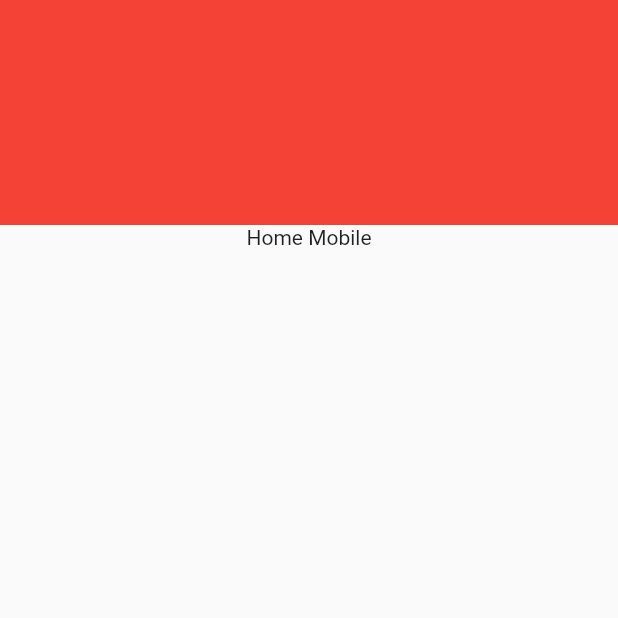
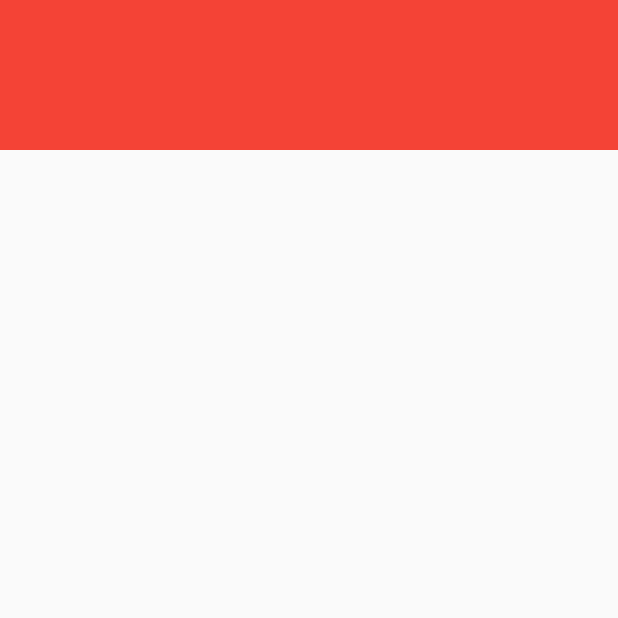
Before and after one commit to Horizontal-Network/japan-gateway, a Flutter app: the screen it shows after launch, on a phone screen of 412 x 824 dp, the top half of it. Run offline on Flutter 3.47's test engine with Material 2 defaults, Android fonts, the phone set to English and light mode, and no system bars; our stand-ins replace go_router; Roboto replaces fonts that are missing (M_PLUS_1).

Commit message:
Refactored Layouts

```diff
--- a/lib/layout.dart
+++ /dev/null
@@ -1,22 +0,0 @@
-import 'package:flutter/material.dart';
-import 'package:japangateway/widgets/header/header.dart';
-
-class Layout extends StatelessWidget {
-  const Layout({
-    Key? key,
-    required this.child,
-  }) : super(key: key);
-
-  final Widget child;
-
-  @override
-  Widget build(BuildContext context) {
-    return Scaffold(
-        body: CustomScrollView(
-      slivers: <Widget>[
-        const Header(),
-        SliverToBoxAdapter(child: child),
-      ],
-    ));
-  }
-}
--- /dev/null
+++ b/lib/util/layout/home_layout.dart
@@ -0,0 +1,25 @@
+import 'package:flutter/material.dart';
+import 'package:japangateway/util/layout/layout.dart';
+import 'package:japangateway/widgets/header/header.dart';
+
+class HomeLayout extends Layout {
+  const HomeLayout({
+    super.key,
+    required super.child,
+  });
+
+  @override
+  Widget build(BuildContext context) {
+    return Scaffold(
+        extendBodyBehindAppBar: true,
+        appBar: PreferredSize(
+          preferredSize: Size(MediaQuery.of(context).size.width, 100.0),
+          child: const Header(),
+        ),
+        body: CustomScrollView(
+          slivers: <Widget>[
+            SliverToBoxAdapter(child: child),
+          ],
+        ));
+  }
+}
--- a/lib/widgets/header/header.dart
+++ b/lib/widgets/header/header.dart
@@ -9,12 +9,7 @@ class Header extends StatelessWidget {
 
   @override
   Widget build(BuildContext context) {
-    return const SliverAppBar(
-      pinned: true,
-      expandedHeight: 150,
-      backgroundColor: Colors.black,
-      flexibleSpace:
-          ResponsiveWidget(mobile: HeaderMobile(), desktop: HeaderDesktop()),
-    );
+    return const ResponsiveWidget(
+        mobile: HeaderMobile(), desktop: HeaderDesktop());
   }
 }
```
Also changed, not shown: lib/config/routes.dart (+6 -5 lines), lib/util/layout/genie_layout.dart (added, +19 -0 lines), lib/util/layout/layout.dart (added, +14 -0 lines), lib/widgets/header/header_desktop.dart (+4 -6 lines), 2 other files.
